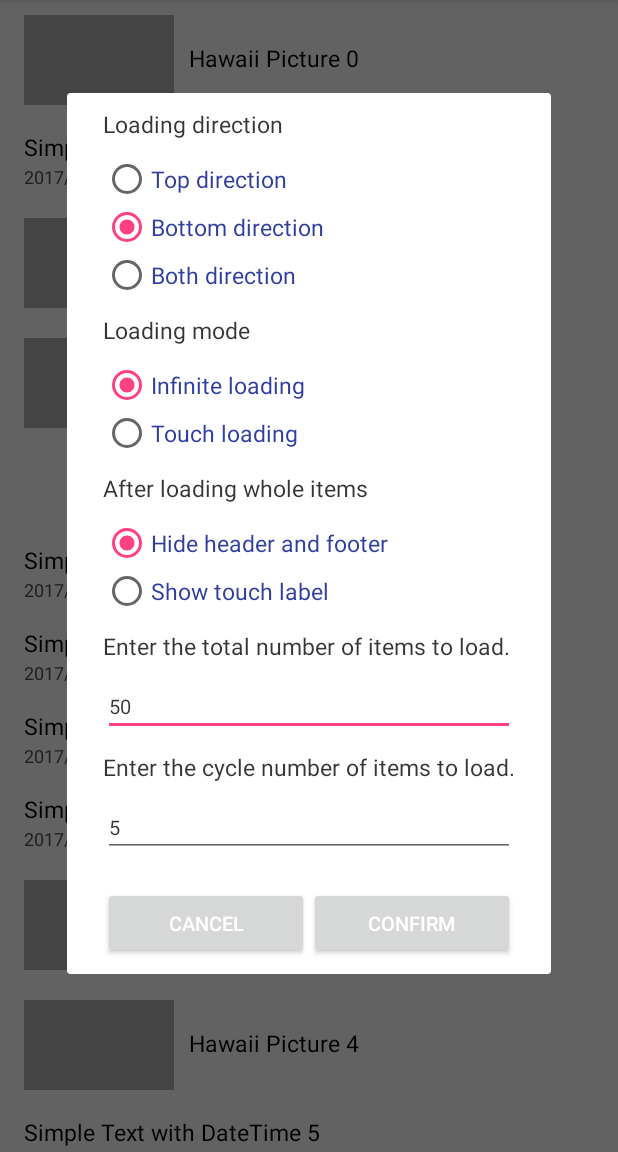
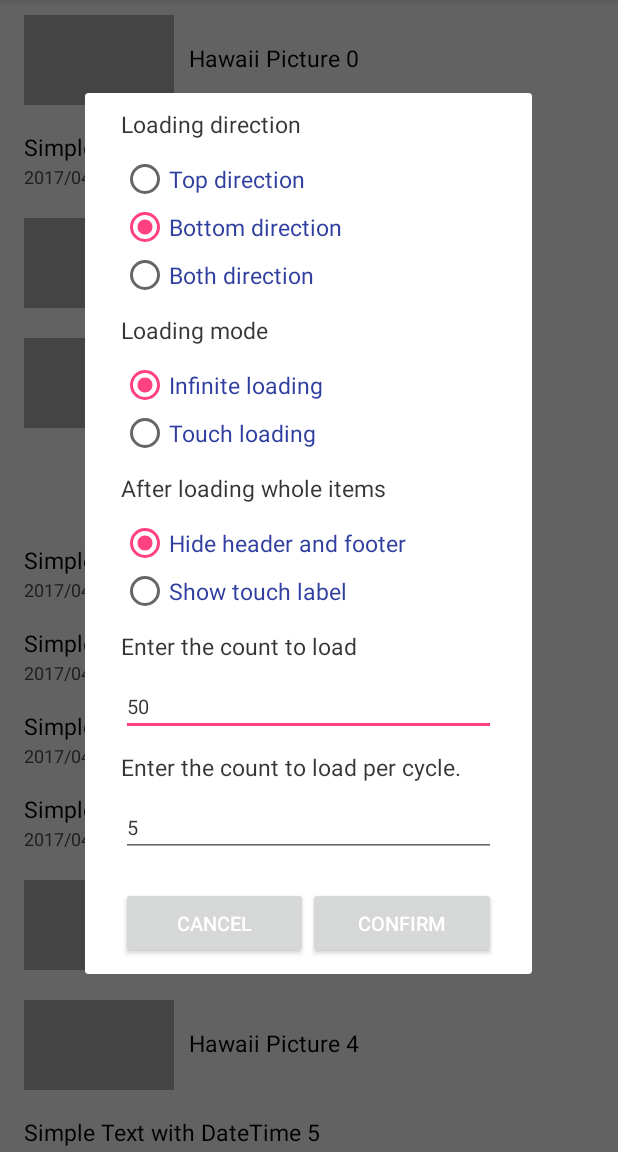
Before and after one commit to allsoft777/RecyclerViewLife, an Android app: the screen it shows after launch (LinearListViewActivity), after a tap on "OPTION", on a phone screen of 412 x 824 dp, the part 84-1236 px from its top. Run offline under Robolectric (Android 15) with nearby library versions, the phone set to English and light mode, and no system bars; our stand-ins replace ButterKnife, RxJava; libraries missing offline, so code that uses them is left out: com.squareup.leakcanary; pictures from the network do not load; 4 statements that could not run were skipped.

Commit message:
Modify the guide string

```diff
--- a/app/src/main/res/values/strings.xml
+++ b/app/src/main/res/values/strings.xml
@@ -41,9 +41,9 @@
     <string name="hide_header_footer_item">Hide header and footer</string>
     <string name="show_touch_label">Show touch label</string>
 
-    <string name="guide_enter_total_number">Enter the total number of items to load.</string>
-    <string name="hint_enter_total_number">Input a count loaded items. (50 ~</string>
-    <string name="guide_enter_cycle_number">Enter the cycle number of items to load.</string>
-    <string name="hint_enter_cycle_number">Input a item count per cycle. (5 ~ 20)</string>
+    <string name="guide_enter_total_number">Enter the count to load</string>
+    <string name="hint_enter_total_number">50 ~</string>
+    <string name="guide_enter_cycle_number">Enter the count to load per cycle.</string>
+    <string name="hint_enter_cycle_number">5 ~ 20</string>
 
 </resources>
```
